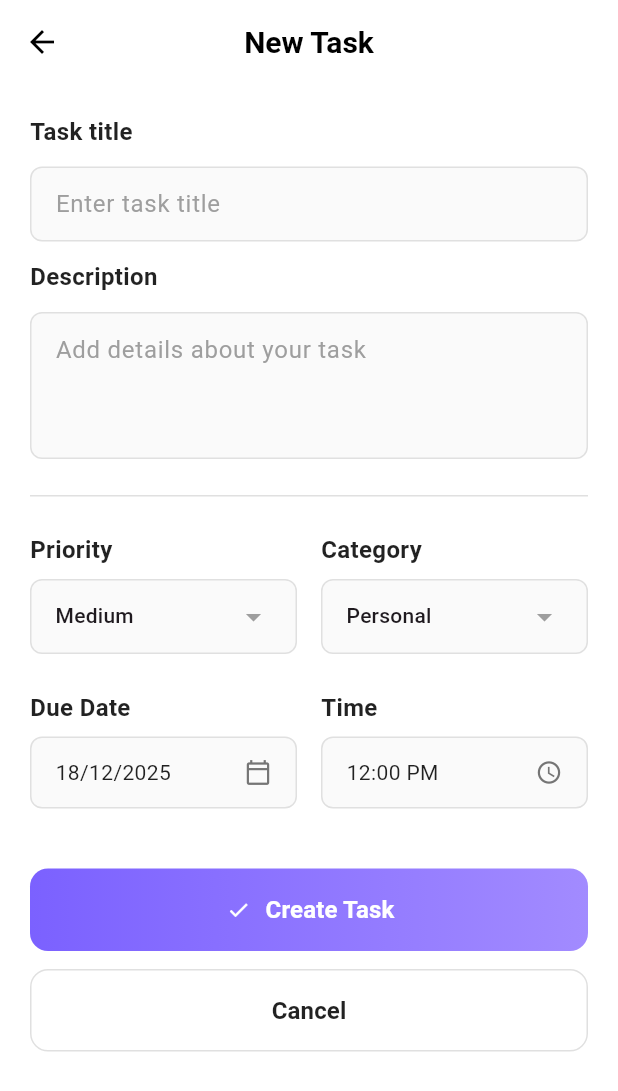
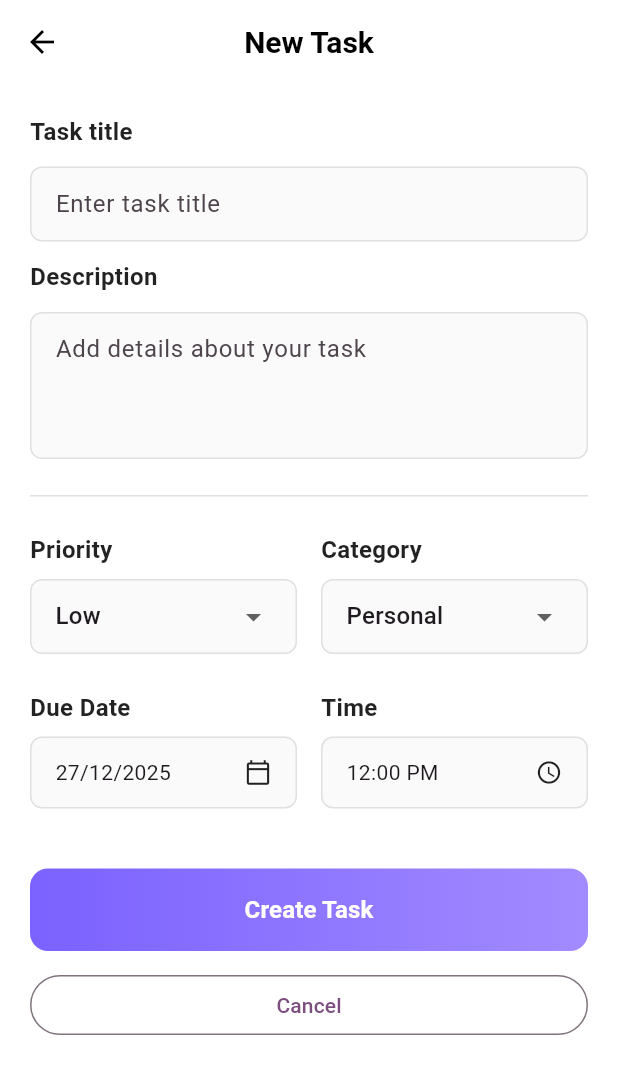
Before and after one commit to ZainabBashir425/TaskFlow-TodoApp, a Flutter app: the screen it shows after launch, after a tap on the "add" icon, on a phone screen of 412 x 824 dp. Shown: the top 1091 px of the screen. Run offline on Flutter 3.47's test engine with Material 3 defaults, Android fonts, the phone set to English and light mode, and no system bars; our stand-ins replace flutter_dotenv, supabase_flutter; accounts and stored records are empty.

Commit message:
new screena dn home page has been chnaged and supabase is being added

```diff
--- a/lib/screens/home_page.dart
+++ b/lib/screens/home_page.dart
@@ -2,11 +2,26 @@ import 'package:flutter/material.dart';
 import '../widgets/stat_card.dart';
 import '../widgets/task_card.dart';
 import '../widgets/tag_chip.dart';
+import '../services/supabase_service.dart';
 
-class HomePage extends StatelessWidget {
+class HomePage extends StatefulWidget {
   const HomePage({super.key});
 
-  Widget _buildHeader(BuildContext ctx) {
+  @override
+  State<HomePage> createState() => _HomePageState();
+}
+
+class _HomePageState extends State<HomePage> {
+  Future<List<Map<String, dynamic>>> fetchTasks() async {
+    final response = await SupabaseService.client
+        .from('tasks')
+        .select()
+        .order('due_date', ascending: true);
+
+    return List<Map<String, dynamic>>.from(response);
+  }
+
+  Widget _buildHeader(BuildContext ctx, double progress) {
     return Container(
       padding: const EdgeInsets.fromLTRB(20, 40, 20, 40),
       decoration: const BoxDecoration(
@@ -23,7 +38,6 @@ class HomePage extends StatelessWidget {
       child: Column(
         crossAxisAlignment: CrossAxisAlignment.start,
         children: [
-          // top row with avatar & greeting
           Row(
             children: [
               CircleAvatar(
@@ -35,29 +49,36 @@ class HomePage extends StatelessWidget {
               Column(
                 crossAxisAlignment: CrossAxisAlignment.start,
                 children: const [
-                  Text("Good Evening!", style: TextStyle(color: Colors.white70)),
+                  Text(
+                    "Good Evening!",
+                    style: TextStyle(color: Colors.white70),
+                  ),
                   SizedBox(height: 4),
-                  Text("Zack Snyder",
+                  Text(
+                    "TaskFlow User",
                     style: TextStyle(
                       color: Colors.white,
                       fontWeight: FontWeight.bold,
-                          fontSize: 18)),
+                      fontSize: 18,
+                    ),
+                  ),
                 ],
               ),
-              const Spacer(),
             ],
           ),
           const SizedBox(height: 18),
-          const Text("Today's Progress", style: TextStyle(color: Colors.white70)),
+          const Text(
+            "Today's Progress",
+            style: TextStyle(color: Colors.white70),
+          ),
           const SizedBox(height: 8),
-          // progress bar
           ClipRRect(
             borderRadius: BorderRadius.circular(12),
             child: LinearProgressIndicator(
               minHeight: 10,
-              value: 0.0,
+              value: progress,
               backgroundColor: Colors.white24,
-              valueColor: AlwaysStoppedAnimation<Color>(Colors.white),
+              valueColor: const AlwaysStoppedAnimation<Color>(Colors.white),
             ),
           ),
         ],
@@ -65,53 +86,79 @@ class HomePage extends StatelessWidget {
     );
   }
 
-  Widget _buildStatsRow() {
+  Widget _buildStatsRow(int total, int completed) {
     return Padding(
       padding: const EdgeInsets.symmetric(horizontal: 16.0, vertical: 14),
       child: Row(
-        children: const [
-          Expanded(child: StatCard(title: 'Total Task', value: '2', icon: Icons.access_time)),
-          SizedBox(width: 12),
-          Expanded(child: StatCard(title: 'Completed', value: '0', icon: Icons.check_circle)),
+        children: [
+          Expanded(
+            child: StatCard(
+              title: 'Total Task',
+              value: total.toString(),
+              icon: Icons.access_time,
+            ),
+          ),
+          const SizedBox(width: 12),
+          Expanded(
+            child: StatCard(
+              title: 'Completed',
+              value: completed.toString(),
+              icon: Icons.check_circle,
+            ),
+          ),
         ],
       ),
     );
   }
 
-  Widget _buildTodayTasks() {
+  Widget _buildTodayTasks(List<Map<String, dynamic>> tasks) {
+    if (tasks.isEmpty) {
+      return const Padding(
+        padding: EdgeInsets.all(24),
+        child: Center(child: Text("No tasks for today")),
+      );
+    }
+
     return Padding(
       padding: const EdgeInsets.symmetric(horizontal: 16.0),
       child: Column(
         children: [
-          // heading
           Row(
             children: const [
-              Text("Today's Task", style: TextStyle(fontSize: 18, fontWeight: FontWeight.bold)),
+              Text(
+                "Today's Task",
+                style: TextStyle(fontSize: 18, fontWeight: FontWeight.bold),
+              ),
               Spacer(),
               Icon(Icons.repeat, color: Color(0xFF855BE1)),
             ],
           ),
           const SizedBox(height: 12),
-          // task cards
-          TaskCard(
-            title: "Welcome to TaskFlow!",
-            subtitle: "Complete this task to get started",
+
+          ...tasks.map((task) {
+            return Padding(
+              padding: const EdgeInsets.only(bottom: 10),
+              child: TaskCard(
+                title: task['title'] ?? '',
+                subtitle: task['description'] ?? '',
                 tags: [
-              TagChip(text: 'Getting Started', color: Color(0xFF8A38F5)),
-              TagChip(text: 'high', color: Color(0xFFD93C65)),
-              TagChip(text: 'Oct 18', color: Color(0xFFE6E9F2), outlined: true),
+                  TagChip(
+                    text: task['category'] ?? '',
+                    color: const Color(0xFF8A38F5),
+                  ),
+                  TagChip(
+                    text: task['priority'] ?? '',
+                    color: const Color(0xFFD93C65),
+                  ),
+                  TagChip(
+                    text: task['due_date'] ?? '',
+                    color: const Color(0xFFE6E9F2),
+                    outlined: true,
+                  ),
                 ],
               ),
-          const SizedBox(height: 10),
-          TaskCard(
-            title: "Create Your first task",
-            subtitle: "Tap the + button to add a new task",
-            tags: [
-              TagChip(text: 'Tutorial', color: Color(0xFF50B27A)),
-              TagChip(text: 'medium', color: Color(0xFFEFCB0D)),
-              TagChip(text: 'Oct 18', color: Color(0xFFE6E9F2), outlined: true),
-            ],
-          ),
+            );
+          }).toList(),
         ],
       ),
     );
@@ -119,17 +166,37 @@ class HomePage extends StatelessWidget {
 
   @override
   Widget build(BuildContext context) {
-    // page scaffold with scrollable content
     return SafeArea(
-      child: SingleChildScrollView(
+      child: FutureBuilder<List<Map<String, dynamic>>>(
+        future: fetchTasks(),
+        builder: (context, snapshot) {
+          if (snapshot.connectionState == ConnectionState.waiting) {
+            return const Center(child: CircularProgressIndicator());
+          }
+
+          if (!snapshot.hasData) {
+            return const Center(child: Text('Something went wrong'));
+          }
+
+          final tasks = snapshot.data!;
+          final totalTasks = tasks.length;
+          final completedTasks = tasks
+              .where((t) => t['status'] == 'Done')
+              .length;
+
+          final progress = totalTasks == 0 ? 0.0 : completedTasks / totalTasks;
+
+          return SingleChildScrollView(
             child: Column(
               children: [
-            _buildHeader(context),
-            _buildStatsRow(),
-            _buildTodayTasks(),
-            const SizedBox(height: 80), // space for bottom nav
+                _buildHeader(context, progress),
+                _buildStatsRow(totalTasks, completedTasks),
+                _buildTodayTasks(tasks),
+                const SizedBox(height: 80),
               ],
             ),
+          );
+        },
       ),
     );
   }
--- a/lib/screens/new_task_screen.dart
+++ b/lib/screens/new_task_screen.dart
@@ -1,4 +1,5 @@
 import 'package:flutter/material.dart';
+import '../services/supabase_service.dart';
 
 class NewTaskScreen extends StatefulWidget {
   const NewTaskScreen({super.key});
@@ -8,9 +9,12 @@ class NewTaskScreen extends StatefulWidget {
 }
 
 class _NewTaskScreenState extends State<NewTaskScreen> {
-  String _selectedPriority = 'Medium';
+  final TextEditingController _titleController = TextEditingController();
+  final TextEditingController _descController = TextEditingController();
+
+  String _selectedPriority = 'Low';
   String _selectedCategory = 'Personal';
-  DateTime _selectedDate = DateTime(2025, 12, 18);
+  DateTime _selectedDate = DateTime.now();
   TimeOfDay _selectedTime = const TimeOfDay(hour: 12, minute: 0);
 
   Future<void> _selectDate(BuildContext context) async {
@@ -20,10 +24,8 @@ class _NewTaskScreenState extends State<NewTaskScreen> {
       firstDate: DateTime(2020),
       lastDate: DateTime(2030),
     );
-    if (picked != null && picked != _selectedDate) {
-      setState(() {
-        _selectedDate = picked;
-      });
+    if (picked != null) {
+      setState(() => _selectedDate = picked);
     }
   }
 
@@ -32,11 +34,35 @@ class _NewTaskScreenState extends State<NewTaskScreen> {
       context: context,
       initialTime: _selectedTime,
     );
-    if (picked != null && picked != _selectedTime) {
-      setState(() {
-        _selectedTime = picked;
+    if (picked != null) {
+      setState(() => _selectedTime = picked);
+    }
+  }
+
+  Future<void> _createTask() async {
+    if (_titleController.text.isEmpty) return;
+
+    final dueTime =
+        '${_selectedTime.hour.toString().padLeft(2, '0')}:${_selectedTime.minute.toString().padLeft(2, '0')}:00';
+
+    await SupabaseService.client.from('tasks').insert({
+      'title': _titleController.text,
+      'description': _descController.text,
+      'priority': _selectedPriority,
+      'category': _selectedCategory,
+      'due_date': _selectedDate.toIso8601String().split('T')[0],
+      'due_time': dueTime,
+      'status': 'Active',
     });
+
+    Navigator.of(context).pop(true); // return success
   }
+
+  @override
+  void dispose() {
+    _titleController.dispose();
+    _descController.dispose();
+    super.dispose();
   }
 
   @override
@@ -65,31 +91,24 @@ class _NewTaskScreenState extends State<NewTaskScreen> {
         child: Column(
           crossAxisAlignment: CrossAxisAlignment.start,
           children: [
-            // Task Title Section
             _buildSectionTitle('Task title'),
             const SizedBox(height: 12),
             _buildTextField(
+              controller: _titleController,
               hintText: 'Enter task title',
             ),
             const SizedBox(height: 12),
             _buildSectionTitle('Description'),
             const SizedBox(height: 12),
             _buildTextField(
+              controller: _descController,
               hintText: 'Add details about your task',
               maxLines: 3,
             ),
-
+            const SizedBox(height: 24),
+            Container(height: 1, color: Colors.grey[300]),
             const SizedBox(height: 24),
 
-            // Divider
-            Container(
-              height: 1,
-              color: Colors.grey[300],
-            ),
-
-            const SizedBox(height: 24),
-
-            // Priority & Category in one row
             Row(
               children: [
                 Expanded(
@@ -101,11 +120,8 @@ class _NewTaskScreenState extends State<NewTaskScreen> {
                       _buildDropdown(
                         value: _selectedPriority,
                         items: const ['Low', 'Medium', 'High'],
-                        onChanged: (value) {
-                          setState(() {
-                            _selectedPriority = value!;
-                          });
-                        },
+                        onChanged: (value) =>
+                            setState(() => _selectedPriority = value!),
                       ),
                     ],
                   ),
@@ -120,11 +136,8 @@ class _NewTaskScreenState extends State<NewTaskScreen> {
                       _buildDropdown(
                         value: _selectedCategory,
                         items: const ['Personal', 'Work', 'Shopping', 'Health'],
-                        onChanged: (value) {
-                          setState(() {
-                            _selectedCategory = value!;
-                          });
-                        },
+                        onChanged: (value) =>
+                            setState(() => _selectedCategory = value!),
                       ),
                     ],
                   ),
@@ -134,7 +147,6 @@ class _NewTaskScreenState extends State<NewTaskScreen> {
 
             const SizedBox(height: 24),
 
-            // Due Date & Time Section
             Row(
               children: [
                 Expanded(
@@ -144,7 +156,8 @@ class _NewTaskScreenState extends State<NewTaskScreen> {
                       _buildSectionTitle('Due Date'),
                       const SizedBox(height: 8),
                       _buildDateTile(
-                        text: '18/12/2025',
+                        text:
+                            '${_selectedDate.day}/${_selectedDate.month}/${_selectedDate.year}',
                         icon: Icons.calendar_today_outlined,
                         onTap: () => _selectDate(context),
                       ),
@@ -159,7 +172,7 @@ class _NewTaskScreenState extends State<NewTaskScreen> {
                       _buildSectionTitle('Time'),
                       const SizedBox(height: 8),
                       _buildDateTile(
-                        text: '12:00 PM',
+                        text: _selectedTime.format(context),
                         icon: Icons.access_time,
                         onTap: () => _selectTime(context),
                       ),
@@ -171,84 +184,39 @@ class _NewTaskScreenState extends State<NewTaskScreen> {
 
             const SizedBox(height: 40),
 
-            // Create Task Button (Top)
             Container(
               width: double.infinity,
               decoration: BoxDecoration(
                 gradient: const LinearGradient(
                   colors: [Color(0xFF7B61FF), Color(0xFFA28BFF)],
-                  begin: Alignment.centerLeft,
-                  end: Alignment.centerRight,
                 ),
                 borderRadius: BorderRadius.circular(12),
               ),
               child: ElevatedButton(
-                onPressed: () {
-                  // Handle create task action
-                  Navigator.of(context).pop();
-                },
+                onPressed: _createTask,
                 style: ElevatedButton.styleFrom(
                   backgroundColor: Colors.transparent,
-                  foregroundColor: Colors.white,
                   shadowColor: Colors.transparent,
                   padding: const EdgeInsets.symmetric(vertical: 16),
-                  shape: RoundedRectangleBorder(
-                    borderRadius: BorderRadius.circular(12),
                 ),
-                  elevation: 0,
-                ),
-                child: Row(
-                  mainAxisAlignment: MainAxisAlignment.center,
-                  children: [
-                    Container(
-                      width: 20,
-                      height: 20,
-                      decoration: BoxDecoration(
-                        borderRadius: BorderRadius.circular(4),
-                      ),
-                      child: const Icon(
-                        Icons.check,
-                        color: Colors.white,
-                        size: 16,
-                      ),
-                    ),
-                    const SizedBox(width: 8),
-                    const Text(
+                child: const Text(
                   'Create Task',
                   style: TextStyle(
                     fontSize: 16,
                     fontWeight: FontWeight.w600,
+                    color: Colors.white,
                   ),
-                    ),
-                  ],
                 ),
               ),
             ),
 
             const SizedBox(height: 12),
 
-            // Cancel Button (Bottom)
             SizedBox(
               width: double.infinity,
               child: OutlinedButton(
-                onPressed: () {
-                  Navigator.of(context).pop();
-                },
-                style: OutlinedButton.styleFrom(
-                  padding: const EdgeInsets.symmetric(vertical: 16),
-                  shape: RoundedRectangleBorder(
-                    borderRadius: BorderRadius.circular(12),
-                  ),
-                  side: BorderSide(color: Colors.grey[300]!),
-                ),
-                child: const Text(
-                  'Cancel',
-                  style: TextStyle(
-                    fontSize: 16,
-                    fontWeight: FontWeight.w600,
-                    color: Colors.black87,
-                  ),
-                ),
+                onPressed: () => Navigator.of(context).pop(),
+                child: const Text('Cancel'),
               ),
             ),
           ],
@@ -269,6 +237,7 @@ class _NewTaskScreenState extends State<NewTaskScreen> {
   }
 
   Widget _buildTextField({
+    required TextEditingController controller,
     required String hintText,
     int maxLines = 1,
   }) {
@@ -279,13 +248,10 @@ class _NewTaskScreenState extends State<NewTaskScreen> {
         border: Border.all(color: Colors.grey[300]!),
       ),
       child: TextField(
+        controller: controller,
         maxLines: maxLines,
         decoration: InputDecoration(
           hintText: hintText,
-          hintStyle: TextStyle(
-            color: Colors.grey[500],
-            height: maxLines > 1 ? 1.2 : null,
-          ),
           border: InputBorder.none,
           contentPadding: const EdgeInsets.symmetric(
             horizontal: 16,
@@ -312,16 +278,9 @@ class _NewTaskScreenState extends State<NewTaskScreen> {
         child: DropdownButton<String>(
           value: value,
           isExpanded: true,
-          icon: const Icon(Icons.arrow_drop_down, color: Colors.grey),
-          items: items.map((String item) {
-            return DropdownMenuItem<String>(
-              value: item,
-              child: Text(
-                item,
-                style: const TextStyle(fontSize: 14),
-              ),
-            );
-          }).toList(),
+          items: items
+              .map((item) => DropdownMenuItem(value: item, child: Text(item)))
+              .toList(),
           onChanged: onChanged,
         ),
       ),
@@ -337,24 +296,14 @@ class _NewTaskScreenState extends State<NewTaskScreen> {
       onTap: onTap,
       child: Container(
         height: 48,
+        padding: const EdgeInsets.symmetric(horizontal: 16),
         decoration: BoxDecoration(
           color: Colors.grey[50],
           borderRadius: BorderRadius.circular(8),
           border: Border.all(color: Colors.grey[300]!),
         ),
-        padding: const EdgeInsets.symmetric(horizontal: 16),
         child: Row(
-          children: [
-            Text(
-              text,
-              style: const TextStyle(
-                fontSize: 14,
-                color: Colors.black87,
-              ),
-            ),
-            const Spacer(),
-            Icon(icon, size: 18, color: Colors.grey[600]),
-          ],
+          children: [Text(text), const Spacer(), Icon(icon, size: 18)],
         ),
       ),
     );
--- /dev/null
+++ b/lib/services/supabase_service.dart
@@ -0,0 +1,5 @@
+import 'package:supabase_flutter/supabase_flutter.dart';
+
+class SupabaseService {
+  static final SupabaseClient client = Supabase.instance.client;
+}
```
Also changed, not shown: 8 other files. Lines whose indentation alone changed are shown as unchanged.
